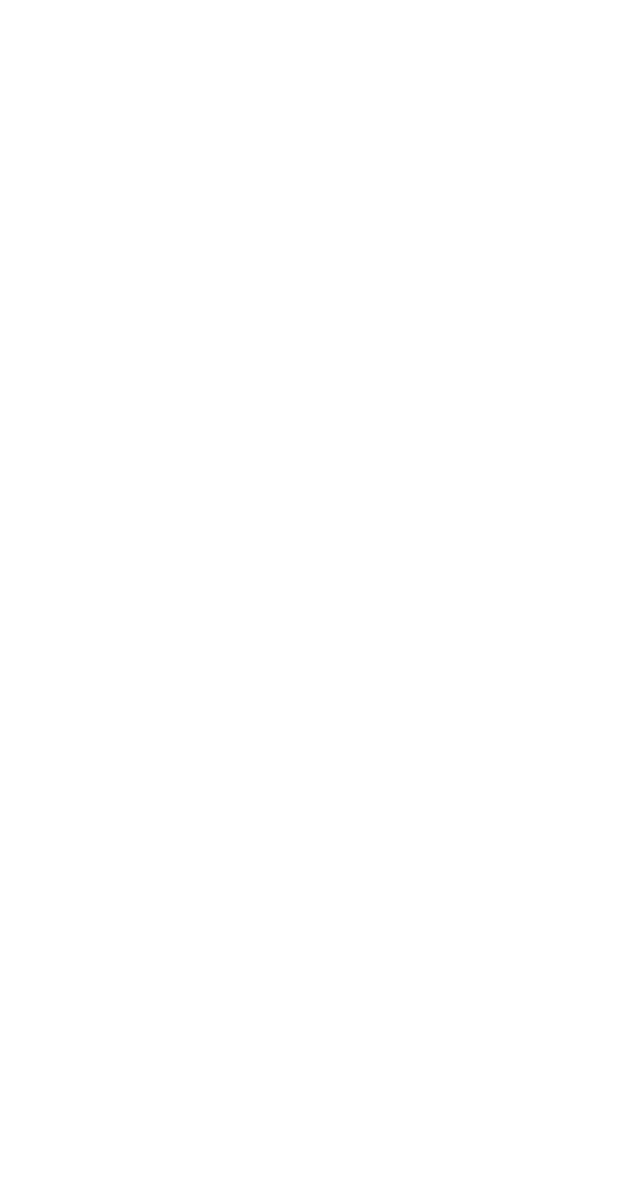
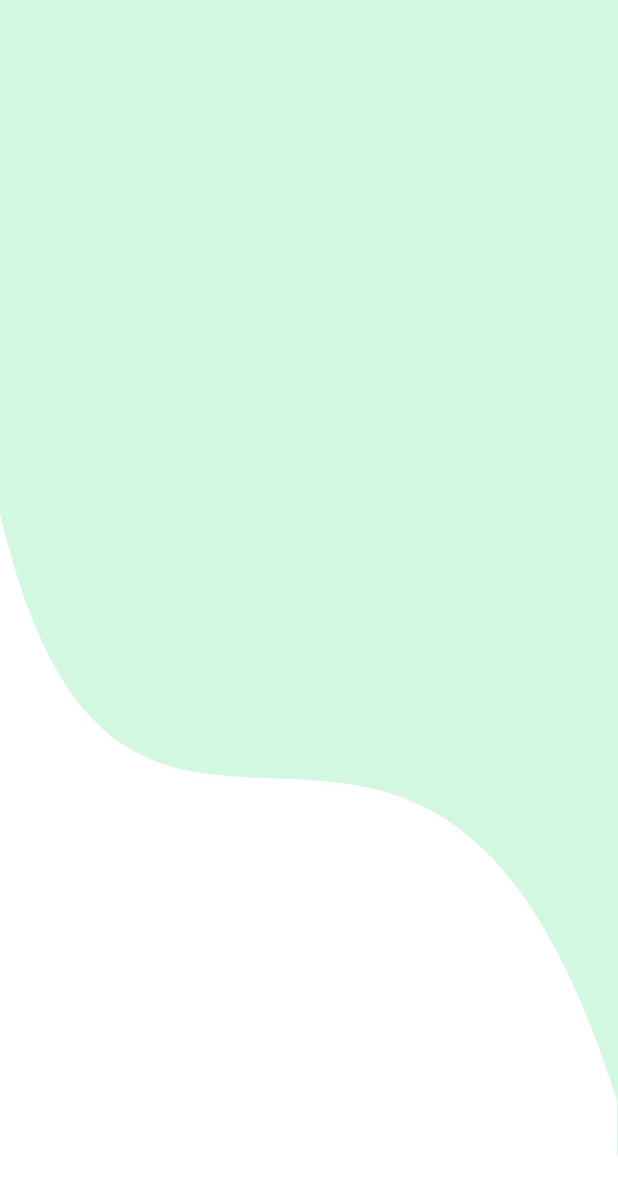
Before and after one commit to ShresthaBanerjee01/MyFitnessPal, an Android app: the screen it shows after launch (aftersplash), on a phone screen of 412 x 824 dp. Before the commit the part shown is empty. Shown: the top 1195 px of the screen. Run offline under Robolectric (Android 15) with nearby library versions, the phone set to English and light mode, and no system bars.

Commit message:
background change

```diff
--- a/app/src/main/res/layout/activity_after_splash.xml
+++ b/app/src/main/res/layout/activity_after_splash.xml
@@ -5,5 +5,11 @@
     android:layout_width="match_parent"
     android:layout_height="match_parent"
     tools:context=".aftersplash">
+<ScrollView
+    android:layout_width="match_parent"
+    android:layout_height="match_parent"
+    android:background="@drawable/bg1"
+    >
 
+</ScrollView>
 </androidx.constraintlayout.widget.ConstraintLayout>
```
Also changed, not shown: app/src/main/res/drawable/bg1.jpg (added).
